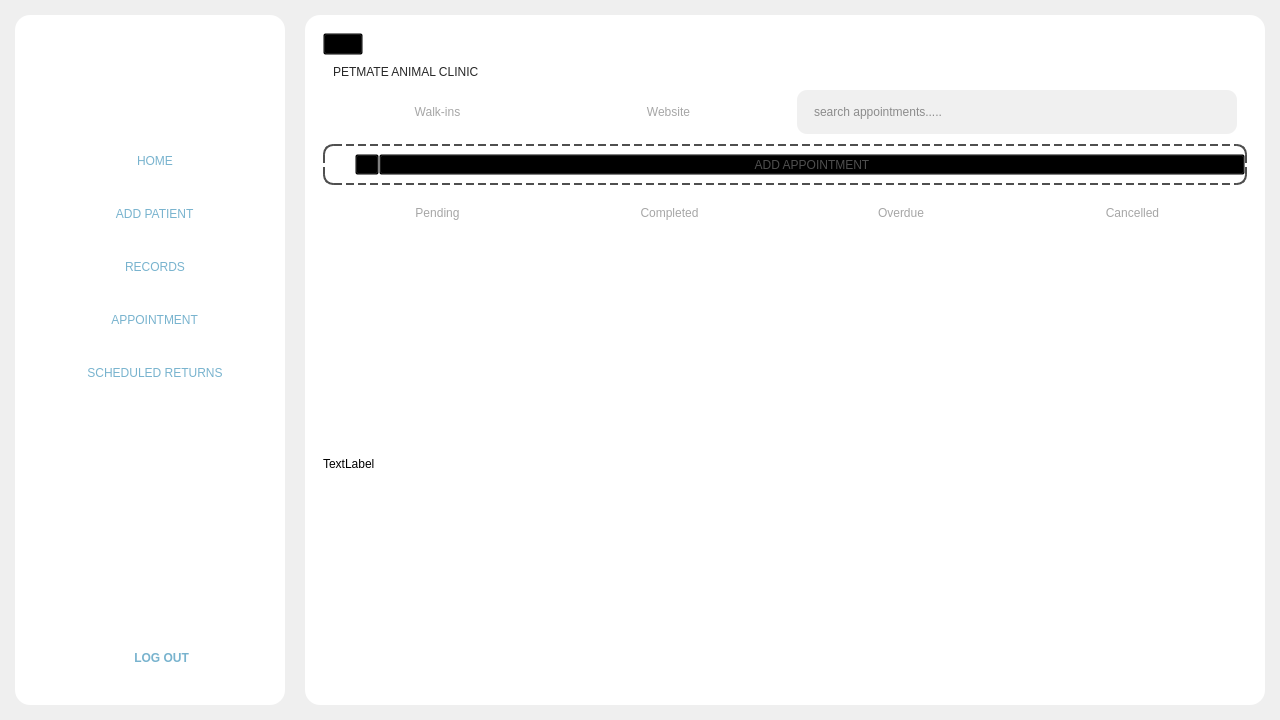
Above: Frontend/Home.ui from DreddVDomasian/Petmate-Desktop-Application before the change. Below: the same form after it.
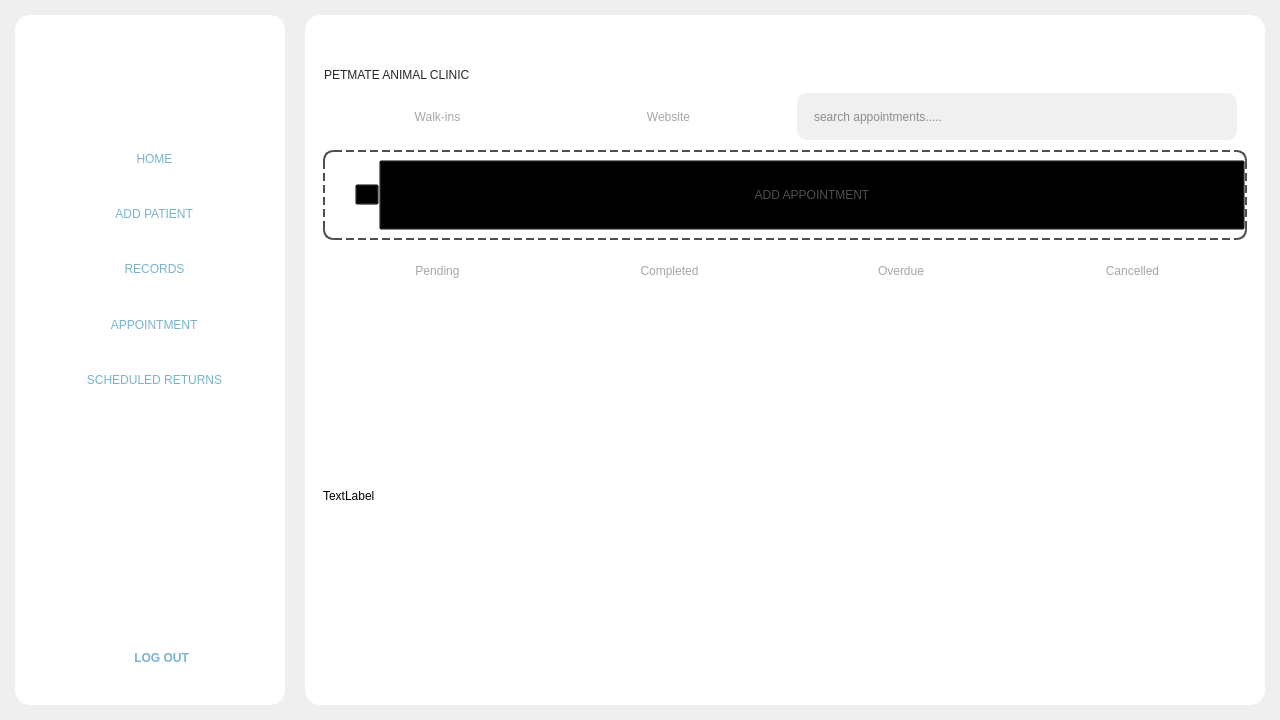
That is the form after the change. The open tabs and pages were chosen to show the change. Icons and pictures are not drawn.

Commit message:
responsive ui part1
scaling font and widgets in first 3 pages

The edit to the form file:
```diff
--- a/Frontend/Home.ui
+++ b/Frontend/Home.ui
@@ -18,8 +18,8 @@
   </property>
   <property name="minimumSize">
    <size>
-    <width>1280</width>
-    <height>720</height>
+    <width>800</width>
+    <height>600</height>
    </size>
   </property>
   <property name="windowTitle">
@@ -113,12 +113,6 @@
            <verstretch>0</verstretch>
           </sizepolicy>
          </property>
-         <property name="minimumSize">
-          <size>
-           <width>212</width>
-           <height>81</height>
-          </size>
-         </property>
          <property name="maximumSize">
           <size>
            <width>212</width>
@@ -145,8 +139,24 @@
           </sizepolicy>
          </property>
          <property name="styleSheet">
-          <string notr="true">QFrame{
+          <string notr="true">QToolButton{
+	border:none;
 	background-color:transparent;
+	font-family:&quot;Montserrat Black&quot;;
+	font-weight:87;
+	color:#78B3CE;
+	border-radius:15px;
+	padding:10;
+}
+QToolButton:hover{
+	background-color: rgb(255, 241, 206);
+
+}
+
+QToolButton:checked{
+    background-color:rgb(252, 213, 151);   /* Active bg color */
+	border-radius:15px;
+    color: #78B3CE;    
 }</string>
          </property>
          <property name="frameShape">
@@ -170,10 +180,16 @@
           </property>
           <item>
            <widget class="QToolButton" name="homeBtn">
-            <property name="minimumSize">
+            <property name="sizePolicy">
+             <sizepolicy hsizetype="Expanding" vsizetype="Expanding">
+              <horstretch>0</horstretch>
+              <verstretch>0</verstretch>
+             </sizepolicy>
+            </property>
+            <property name="maximumSize">
              <size>
-              <width>240</width>
-              <height>0</height>
+              <width>16777215</width>
+              <height>70</height>
              </size>
             </property>
             <property name="cursor">
@@ -183,24 +199,7 @@
              <bool>false</bool>
             </property>
             <property name="styleSheet">
-             <string notr="true">QToolButton{
-	border:none;
-	background-color:transparent;
-	font: 87 12pt &quot;Montserrat Black&quot;;
-	color:#78B3CE;
-	border-radius:15px;
-	padding:10;
-}
-QToolButton:hover{
-	background-color: rgb(255, 241, 206);
-
-}
-
-QToolButton:checked{
-    background-color:rgb(252, 213, 151);   /* Active bg color */
-	border-radius:15px;
-    color: #78B3CE;    
-}</string>
+             <string notr="true"/>
             </property>
             <property name="text">
              <string>   HOME</string>
@@ -231,10 +230,16 @@
           </item>
           <item>
            <widget class="QToolButton" name="addPatientBtn">
-            <property name="minimumSize">
+            <property name="sizePolicy">
+             <sizepolicy hsizetype="Expanding" vsizetype="Expanding">
+              <horstretch>0</horstretch>
+              <verstretch>0</verstretch>
+             </sizepolicy>
+            </property>
+            <property name="maximumSize">
              <size>
-              <width>240</width>
-              <height>0</height>
+              <width>16777215</width>
+              <height>70</height>
              </size>
             </property>
             <property name="cursor">
@@ -244,24 +249,7 @@
              <bool>false</bool>
             </property>
             <property name="styleSheet">
-             <string notr="true">QToolButton{
-	border:none;
-	background-color:transparent;
-	font: 87 12pt &quot;Montserrat Black&quot;;
-	color:#78B3CE;
-	border-radius:15px;
-	padding:10;
-}
-QToolButton:hover{
-	background-color: rgb(255, 241, 206);
-
-}
-
-QToolButton:checked{
-    background-color:rgb(252, 213, 151);   /* Active bg color */
-	border-radius:15px;
-    color: #78B3CE;    
-}</string>
+             <string notr="true"/>
             </property>
             <property name="text">
              <string>   ADD PATIENT</string>
@@ -292,10 +280,16 @@
           </item>
           <item>
            <widget class="QToolButton" name="petRecordsBtn">
-            <property name="minimumSize">
+            <property name="sizePolicy">
+             <sizepolicy hsizetype="Expanding" vsizetype="Expanding">
+              <horstretch>0</horstretch>
+              <verstretch>0</verstretch>
+             </sizepolicy>
+            </property>
+            <property name="maximumSize">
              <size>
-              <width>240</width>
-              <height>0</height>
+              <width>16777215</width>
+              <height>70</height>
              </size>
             </property>
             <property name="cursor">
@@ -305,24 +299,7 @@
              <bool>false</bool>
             </property>
             <property name="styleSheet">
-             <string notr="true">QToolButton{
-	border:none;
-	background-color:transparent;
-	font: 87 12pt &quot;Montserrat Black&quot;;
-	color:#78B3CE;
-	border-radius:15px;
-	padding:10;
-}
-QToolButton:hover{
-	background-color: rgb(255, 241, 206);
-
-}
-
-QToolButton:checked{
-    background-color:rgb(252, 213, 151);   /* Active bg color */
-	border-radius:15px;
-    color: #78B3CE;    
-}</string>
+             <string notr="true"/>
             </property>
             <property name="text">
              <string>   RECORDS</string>
@@ -353,10 +330,16 @@
           </item>
           <item>
            <widget class="QToolButton" name="appointmentBtn">
-            <property name="minimumSize">
+            <property name="sizePolicy">
+             <sizepolicy hsizetype="Expanding" vsizetype="Expanding">
+              <horstretch>0</horstretch>
+              <verstretch>0</verstretch>
+             </sizepolicy>
+            </property>
+            <property name="maximumSize">
              <size>
-              <width>240</width>
-              <height>0</height>
+              <width>16777215</width>
+              <height>70</height>
              </size>
             </property>
             <property name="cursor">
@@ -366,24 +349,7 @@
              <bool>false</bool>
             </property>
             <property name="styleSheet">
-             <string notr="true">QToolButton{
-	border:none;
-	background-color:transparent;
-	font: 87 12pt &quot;Montserrat Black&quot;;
-	color:#78B3CE;
-	border-radius:15px;
-	padding:10;
-}
-QToolButton:hover{
-	background-color: rgb(255, 241, 206);
-
-}
-
-QToolButton:checked{
-    background-color:rgb(252, 213, 151);   /* Active bg color */
-	border-radius:15px;
-    color: #78B3CE;    
-}</string>
+             <string notr="true"/>
             </property>
             <property name="text">
              <string>   APPOINTMENT</string>
@@ -414,10 +380,16 @@
           </item>
           <item>
            <widget class="QToolButton" name="schedVaxBtn">
-            <property name="minimumSize">
+            <property name="sizePolicy">
+             <sizepolicy hsizetype="Expanding" vsizetype="Expanding">
+              <horstretch>0</horstretch>
+              <verstretch>0</verstretch>
+             </sizepolicy>
+            </property>
+            <property name="maximumSize">
              <size>
-              <width>240</width>
-              <height>0</height>
+              <width>16777215</width>
+              <height>70</height>
              </size>
             </property>
             <property name="cursor">
@@ -427,24 +399,7 @@
              <bool>false</bool>
             </property>
             <property name="styleSheet">
-             <string notr="true">QToolButton{
-	border:none;
-	background-color:transparent;
-	font: 87 12pt &quot;Montserrat Black&quot;;
-	color:#78B3CE;
-	border-radius:15px;
-	padding:10;
-}
-QToolButton:hover{
-	background-color: rgb(255, 241, 206);
-
-}
-
-QToolButton:checked{
-    background-color:rgb(252, 213, 151);   /* Active bg color */
-	border-radius:15px;
-    color: #78B3CE;    
-}</string>
+             <string notr="true"/>
             </property>
             <property name="text">
              <string>   SCHEDULED RETURNS</string>
@@ -2081,6 +2036,26 @@
            <string notr="true">QWidget{
 	background:transparent;
 
+}
+QPushButton {
+    border: none;
+    background-color: transparent;
+    color: rgb(166, 166, 166);
+	font-family:&quot;Montserrat SemiBold&quot;;
+    font-weight: 63;
+    padding: 10px 15px;
+    border-radius: 5px;
+}
+
+
+QPushButton:hover {
+    background-color:rgb(194, 194, 194);
+	border-radius:5px;
+}
+QPushButton:checked {
+    background-color:rgb(252, 213, 151);   /* Active bg color */
+	border-radius:5px;
+    color: rgb(40, 40, 40);                         
 }</string>
           </property>
           <layout class="QVBoxLayout" name="verticalLayout_13">
@@ -2095,10 +2070,26 @@
              </property>
             </widget>
            </item>
-           <item>
+           <item alignment="Qt::AlignTop">
             <widget class="QFrame" name="frame_4">
+             <property name="sizePolicy">
+              <sizepolicy hsizetype="Expanding" vsizetype="Expanding">
+               <horstretch>0</horstretch>
+               <verstretch>0</verstretch>
+              </sizepolicy>
+             </property>
+             <property name="maximumSize">
+              <size>
+               <width>16777215</width>
+               <height>150</height>
+              </size>
+             </property>
              <property name="styleSheet">
-              <string notr="true"/>
+              <string notr="true">QLabel{
+	font-family:&quot;Rubik Mono One&quot;;
+	color:rgb(39, 39, 39);
+
+}</string>
              </property>
              <property name="frameShape">
               <enum>QFrame::StyledPanel</enum>
@@ -2107,18 +2098,28 @@
               <enum>QFrame::Raised</enum>
              </property>
              <layout class="QHBoxLayout" name="horizontalLayout_8">
+              <property name="leftMargin">
+               <number>0</number>
+              </property>
               <property name="topMargin">
-               <number>9</number>
+               <number>0</number>
+              </property>
+              <property name="rightMargin">
+               <number>0</number>
               </property>
               <property name="bottomMargin">
                <number>0</number>
               </property>
               <item>
-               <widget class="QLabel" name="label_13">
+               <widget class="QLabel" name="pageHeader3">
+                <property name="sizePolicy">
+                 <sizepolicy hsizetype="Expanding" vsizetype="Preferred">
+                  <horstretch>0</horstretch>
+                  <verstretch>0</verstretch>
+                 </sizepolicy>
+                </property>
                 <property name="styleSheet">
-                 <string notr="true">font:Bold 25pt &quot;Rubik Mono One&quot;;
-color:rgb(39, 39, 39);
-</string>
+                 <string notr="true"/>
                 </property>
                 <property name="text">
                  <string>PETMATE ANIMAL CLINIC</string>
@@ -2129,7 +2130,7 @@
                <widget class="QLabel" name="label_23">
                 <property name="maximumSize">
                  <size>
-                  <width>140</width>
+                  <width>145</width>
                   <height>60</height>
                  </size>
                 </property>
@@ -2155,26 +2156,20 @@
            </item>
            <item>
             <widget class="QFrame" name="frame_5">
+             <property name="sizePolicy">
+              <sizepolicy hsizetype="Preferred" vsizetype="Expanding">
+               <horstretch>0</horstretch>
+               <verstretch>0</verstretch>
+              </sizepolicy>
+             </property>
+             <property name="maximumSize">
+              <size>
+               <width>16777215</width>
+               <height>100</height>
+              </size>
+             </property>
              <property name="styleSheet">
-              <string notr="true">QPushButton {
-    border: none;
-    background-color: transparent;
-    color: rgb(166, 166, 166);
-    font: 63 12pt &quot;Montserrat SemiBold&quot;;
-    padding: 10px 15px;
-    border-radius: 5px;
-}
-
-
-QPushButton:hover {
-    background-color:rgb(194, 194, 194);
-	border-radius:5px;
-}
-QPushButton:checked {
-    background-color:rgb(252, 213, 151);   /* Active bg color */
-	border-radius:5px;
-    color: rgb(40, 40, 40);                         
-}</string>
+              <string notr="true"/>
              </property>
              <property name="frameShape">
               <enum>QFrame::StyledPanel</enum>
@@ -2197,6 +2192,12 @@
               </property>
               <item>
                <widget class="QFrame" name="frame_6">
+                <property name="sizePolicy">
+                 <sizepolicy hsizetype="Preferred" vsizetype="Expanding">
+                  <horstretch>0</horstretch>
+                  <verstretch>0</verstretch>
+                 </sizepolicy>
+                </property>
                 <property name="frameShape">
                  <enum>QFrame::StyledPanel</enum>
                 </property>
@@ -2208,16 +2209,34 @@
                   <number>0</number>
                  </property>
                  <property name="topMargin">
-                  <number>0</number>
+                  <number>7</number>
                  </property>
                  <property name="rightMargin">
                   <number>0</number>
                  </property>
                  <property name="bottomMargin">
-                  <number>0</number>
+                  <number>7</number>
                  </property>
                  <item>
                   <widget class="QPushButton" name="walkInBtn">
+                   <property name="sizePolicy">
+                    <sizepolicy hsizetype="Minimum" vsizetype="Expanding">
+                     <horstretch>0</horstretch>
+                     <verstretch>0</verstretch>
+                    </sizepolicy>
+                   </property>
+                   <property name="minimumSize">
+                    <size>
+                     <width>0</width>
+                     <height>45</height>
+                    </size>
+                   </property>
+                   <property name="maximumSize">
+                    <size>
+                     <width>16777215</width>
+                     <height>60</height>
+                    </size>
+                   </property>
                    <property name="styleSheet">
                     <string notr="true"/>
                    </property>
@@ -2228,6 +2247,24 @@
                  </item>
                  <item>
                   <widget class="QPushButton" name="websiteBtn">
+                   <property name="sizePolicy">
+                    <sizepolicy hsizetype="Minimum" vsizetype="Expanding">
+                     <horstretch>0</horstretch>
+                     <verstretch>0</verstretch>
+                    </sizepolicy>
+                   </property>
+                   <property name="minimumSize">
+                    <size>
+                     <width>0</width>
+                     <height>45</height>
+                    </size>
+                   </property>
+                   <property name="maximumSize">
+                    <size>
+                     <width>16777215</width>
+                     <height>60</height>
+                    </size>
+                   </property>
                    <property name="styleSheet">
                     <string notr="true"/>
                    </property>
@@ -2239,7 +2276,7 @@
                 </layout>
                </widget>
               </item>
-              <item alignment="Qt::AlignTop">
+              <item>
                <widget class="QFrame" name="searchframe_2">
                 <property name="sizePolicy">
                  <sizepolicy hsizetype="Preferred" vsizetype="Preferred">
@@ -2271,6 +2308,12 @@
                      <height>44</height>
                     </size>
                    </property>
+                   <property name="maximumSize">
+                    <size>
+                     <width>16777215</width>
+                     <height>50</height>
+                    </size>
+                   </property>
                    <property name="autoFillBackground">
                     <bool>false</bool>
                    </property>
@@ -2299,6 +2342,12 @@
                      <verstretch>0</verstretch>
                     </sizepolicy>
                    </property>
+                   <property name="maximumSize">
+                    <size>
+                     <width>16777215</width>
+                     <height>50</height>
+                    </size>
+                   </property>
                    <property name="styleSheet">
                     <string notr="true">QFrame#searchButton_2{
 background-color: #F0F0F0;
@@ -2363,11 +2412,23 @@
            <item>
             <widget class="QFrame" name="addWalkinButton">
              <property name="sizePolicy">
-              <sizepolicy hsizetype="Expanding" vsizetype="Maximum">
+              <sizepolicy hsizetype="Expanding" vsizetype="Ignored">
                <horstretch>0</horstretch>
                <verstretch>0</verstretch>
               </sizepolicy>
              </property>
+             <property name="minimumSize">
+              <size>
+               <width>0</width>
+               <height>90</height>
+              </size>
+             </property>
+             <property name="maximumSize">
+              <size>
+               <width>16777215</width>
+               <height>120</height>
+              </size>
+             </property>
              <property name="styleSheet">
               <string notr="true">#addWalkinButton{
 	border: 2px dashed #4F4F4F;
@@ -2419,14 +2480,15 @@
               <item>
                <widget class="QToolButton" name="toolButton_2">
                 <property name="sizePolicy">
-                 <sizepolicy hsizetype="Expanding" vsizetype="Fixed">
+                 <sizepolicy hsizetype="Expanding" vsizetype="Expanding">
                   <horstretch>0</horstretch>
                   <verstretch>0</verstretch>
                  </sizepolicy>
                 </property>
                 <property name="styleSheet">
                  <string notr="true">QToolButton{
-	font: 81 25pt &quot;Montserrat ExtraBold&quot;;
+	font-family:&quot;Montserrat ExtraBold&quot;;
+	font-weight:81;
 	color: #4F4F4F;
 }</string>
                 </property>
@@ -2447,12 +2509,40 @@
              </layout>
             </widget>
            </item>
+           <item>
+            <spacer name="verticalSpacer_12">
+             <property name="orientation">
+              <enum>Qt::Vertical</enum>
+             </property>
+             <property name="sizeType">
+              <enum>QSizePolicy::Maximum</enum>
+             </property>
+             <property name="sizeHint" stdset="0">
+              <size>
+               <width>20</width>
+               <height>20</height>
+              </size>
+             </property>
+            </spacer>
+           </item>
            <item>
             <widget class="QStackedWidget" name="walkInOrWeb">
+             <property name="minimumSize">
+              <size>
+               <width>0</width>
+               <height>450</height>
+              </size>
+             </property>
              <property name="currentIndex">
               <number>0</number>
              </property>
              <widget class="QWidget" name="walkIn">
+              <property name="sizePolicy">
+               <sizepolicy hsizetype="Expanding" vsizetype="Expanding">
+                <horstretch>0</horstretch>
+                <verstretch>0</verstretch>
+               </sizepolicy>
+              </property>
               <layout class="QVBoxLayout" name="verticalLayout_15">
                <property name="spacing">
                 <number>0</number>
@@ -2471,26 +2561,20 @@
                </property>
                <item>
                 <widget class="QFrame" name="pendingCompletedBtn">
+                 <property name="sizePolicy">
+                  <sizepolicy hsizetype="Preferred" vsizetype="Expanding">
+                   <horstretch>0</horstretch>
+                   <verstretch>0</verstretch>
+                  </sizepolicy>
+                 </property>
+                 <property name="maximumSize">
+                  <size>
+                   <width>16777215</width>
+                   <height>90</height>
+                  </size>
+                 </property>
                  <property name="styleSheet">
-                  <string notr="true">QPushButton {
-    border: none;
-    background-color: transparent;
-    color: rgb(166, 166, 166);
-    font: 63 12pt &quot;Montserrat SemiBold&quot;;
-    padding: 10px 15px;
-    border-radius: 5px;
-}
-
-
-QPushButton:hover {
-    background-color:rgb(194, 194, 194);
-	border-radius:5px;
-}
-QPushButton:checked {
-    background-color:rgb(252, 213, 151);   /* Active bg color */
-	border-radius:5px;
-    color: rgb(40, 40, 40);                         
-}</string>
+                  <string notr="true"/>
                  </property>
                  <property name="frameShape">
                   <enum>QFrame::StyledPanel</enum>
@@ -2516,6 +2600,18 @@
                   </property>
                   <item>
                    <widget class="QPushButton" name="pendingBtn">
+                    <property name="sizePolicy">
+                     <sizepolicy hsizetype="Expanding" vsizetype="Expanding">
+                      <horstretch>0</horstretch>
+                      <verstretch>0</verstretch>
+                     </sizepolicy>
+                    </property>
+                    <property name="maximumSize">
+                     <size>
+                      <width>16777215</width>
+                      <height>60</height>
+                     </size>
+                    </property>
                     <property name="styleSheet">
                      <string notr="true"/>
                     </property>
@@ -2526,6 +2622,18 @@
                   </item>
                   <item>
                    <widget class="QPushButton" name="completedBtn">
+                    <property name="sizePolicy">
+                     <sizepolicy hsizetype="Expanding" vsizetype="Expanding">
+                      <horstretch>0</horstretch>
+                      <verstretch>0</verstretch>
+                     </sizepolicy>
+                    </property>
+                    <property name="maximumSize">
+                     <size>
+                      <width>16777215</width>
+                      <height>60</height>
+                     </size>
+                    </property>
                     <property name="styleSheet">
                      <string notr="true"/>
                     </property>
@@ -2536,6 +2644,18 @@
                   </item>
                   <item>
                    <widget class="QPushButton" name="overdueBtn">
+                    <property name="sizePolicy">
+                     <sizepolicy hsizetype="Expanding" vsizetype="Expanding">
+                      <horstretch>0</horstretch>
+                      <verstretch>0</verstretch>
+                     </sizepolicy>
+                    </property>
+                    <property name="maximumSize">
+                     <size>
+                      <width>16777215</width>
+                      <height>60</height>
+                     </size>
+                    </property>
                     <property name="styleSheet">
                      <string notr="true"/>
                     </property>
@@ -2546,6 +2666,18 @@
                   </item>
                   <item>
                    <widget class="QPushButton" name="cancelledBtn">
+                    <property name="sizePolicy">
+                     <sizepolicy hsizetype="Expanding" vsizetype="Expanding">
+                      <horstretch>0</horstretch>
+                      <verstretch>0</verstretch>
+                     </sizepolicy>
+                    </property>
+                    <property name="maximumSize">
+                     <size>
+                      <width>16777215</width>
+                      <height>60</height>
+                     </size>
+                    </property>
                     <property name="styleSheet">
                      <string notr="true"/>
                     </property>
@@ -2559,6 +2691,18 @@
                </item>
                <item>
                 <widget class="QStackedWidget" name="statusStackedWidget">
+                 <property name="sizePolicy">
+                  <sizepolicy hsizetype="Preferred" vsizetype="Expanding">
+                   <horstretch>0</horstretch>
+                   <verstretch>0</verstretch>
+                  </sizepolicy>
+                 </property>
+                 <property name="minimumSize">
+                  <size>
+                   <width>0</width>
+                   <height>383</height>
+                  </size>
+                 </property>
                  <property name="styleSheet">
                   <string notr="true">QScrollArea{
 	border:none;
@@ -2742,6 +2886,12 @@
                   </layout>
                  </widget>
                  <widget class="QWidget" name="completedPage">
+                  <property name="sizePolicy">
+                   <sizepolicy hsizetype="Preferred" vsizetype="Expanding">
+                    <horstretch>0</horstretch>
+                    <verstretch>0</verstretch>
+                   </sizepolicy>
+                  </property>
                   <layout class="QVBoxLayout" name="verticalLayout_34">
                    <property name="spacing">
                     <number>0</number>
@@ -2768,8 +2918,8 @@
                        <rect>
                         <x>0</x>
                         <y>0</y>
-                        <width>893</width>
-                        <height>347</height>
+                        <width>100</width>
+                        <height>30</height>
                        </rect>
                       </property>
                       <layout class="QVBoxLayout" name="verticalLayout_37">
@@ -2790,6 +2940,12 @@
                        </property>
                        <item>
                         <widget class="QLabel" name="label_5">
+                         <property name="sizePolicy">
+                          <sizepolicy hsizetype="Preferred" vsizetype="Expanding">
+                           <horstretch>0</horstretch>
+                           <verstretch>0</verstretch>
+                          </sizepolicy>
+                         </property>
                          <property name="text">
                           <string>TextLabel</string>
                          </property>
```
Left out of the diff: 504 changed lines with no effect on the pictures. The commit also changes 3 other files.
